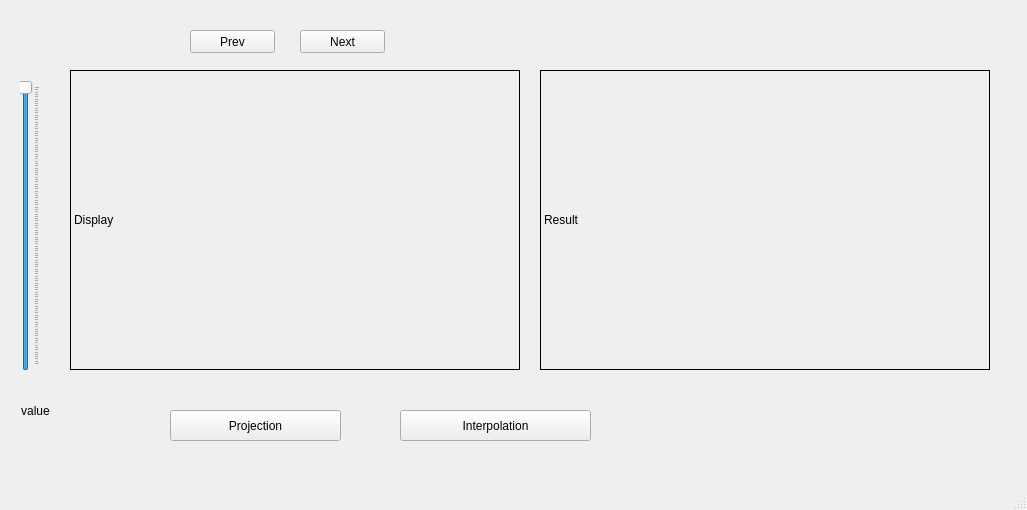
Above: mainwindow.ui from Bombada/Image_Processing before the change. Below: the same form after it.
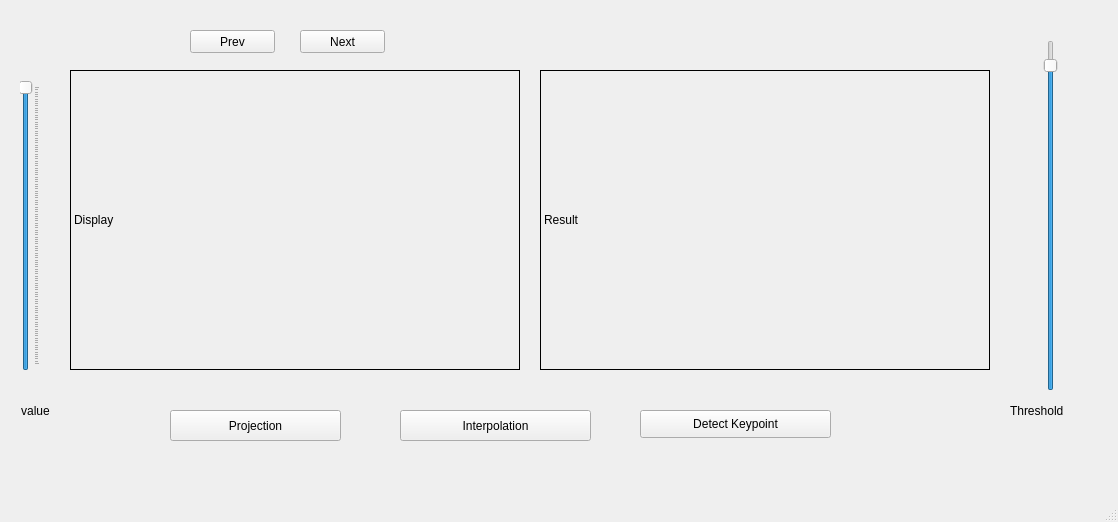
That is the form after the change.

Commit message:
Step2.Keypoint_detection
Using Harris corner algorithm,
detect corner point with JPG color image.
1. Blurring with Gaussian function
2. RGB convolution algorithm
3. Get corner intensity image with Harris measurement
3. Remove edge point with Non maxima algorithm

Patch:
```diff
--- a/mainwindow.ui
+++ b/mainwindow.ui
@@ -6,8 +6,8 @@
    <rect>
     <x>0</x>
     <y>0</y>
-    <width>1027</width>
-    <height>510</height>
+    <width>1118</width>
+    <height>522</height>
    </rect>
   </property>
   <property name="windowTitle">
@@ -151,6 +151,54 @@
      <string>Prev</string>
     </property>
    </widget>
+   <widget class="QPushButton" name="detectButton">
+    <property name="geometry">
+     <rect>
+      <x>640</x>
+      <y>410</y>
+      <width>191</width>
+      <height>28</height>
+     </rect>
+    </property>
+    <property name="text">
+     <string>Detect Keypoint</string>
+    </property>
+   </widget>
+   <widget class="QSlider" name="thresholdSlider">
+    <property name="geometry">
+     <rect>
+      <x>1040</x>
+      <y>40</y>
+      <width>22</width>
+      <height>351</height>
+     </rect>
+    </property>
+    <property name="maximum">
+     <number>15000</number>
+    </property>
+    <property name="singleStep">
+     <number>100</number>
+    </property>
+    <property name="value">
+     <number>14200</number>
+    </property>
+    <property name="orientation">
+     <enum>Qt::Vertical</enum>
+    </property>
+   </widget>
+   <widget class="QLabel" name="threshold_value">
+    <property name="geometry">
+     <rect>
+      <x>1010</x>
+      <y>400</y>
+      <width>81</width>
+      <height>21</height>
+     </rect>
+    </property>
+    <property name="text">
+     <string>Threshold</string>
+    </property>
+   </widget>
   </widget>
   <widget class="QMenuBar" name="menubar">
    <property name="geometry">
```
Left out of the diff: 8 changed lines with no effect on the pictures. The commit also changes 2 other files.
